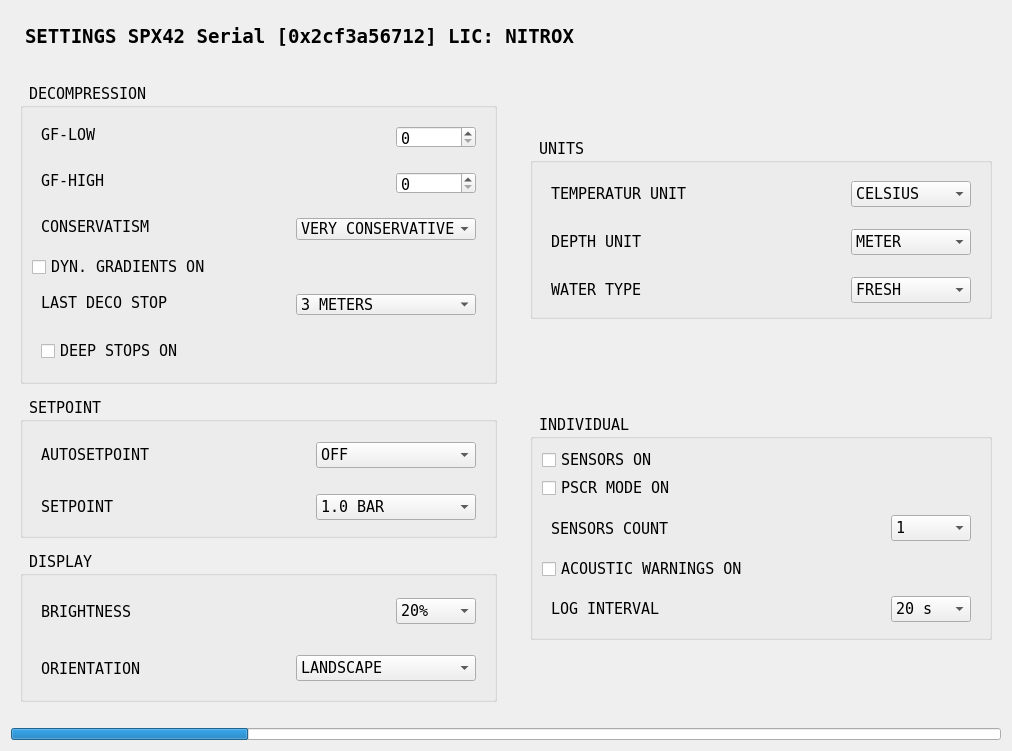
Qt form src/ui/DeviceConfigFragment.ui (dmarc0001/spx42Control) before a commit.
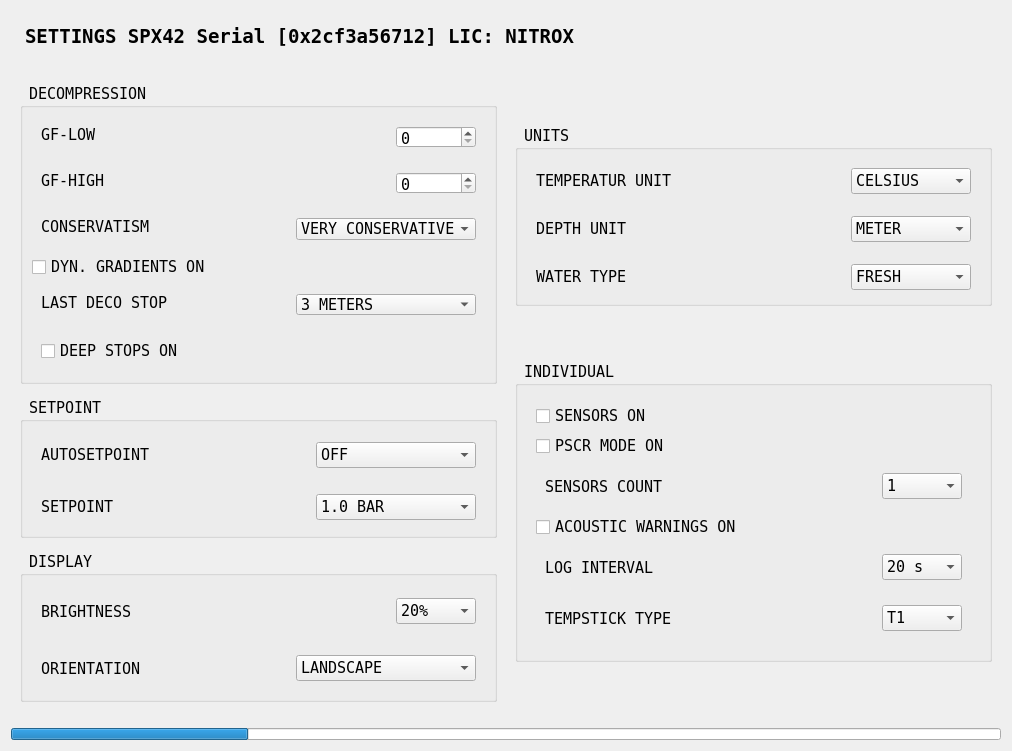
The same form after that commit.

```diff
--- a/src/ui/DeviceConfigFragment.ui
+++ b/src/ui/DeviceConfigFragment.ui
@@ -1019,16 +1019,7 @@
           <height>1024</height>
          </size>
         </property>
-        <layout class="QVBoxLayout" name="rightColumnVerticalLayout">
-         <property name="spacing">
-          <number>24</number>
-         </property>
-         <property name="leftMargin">
-          <number>24</number>
-         </property>
-         <property name="topMargin">
-          <number>0</number>
-         </property>
+        <layout class="QVBoxLayout" name="verticalLayout_11">
          <item>
           <widget class="QGroupBox" name="unitGroupBox">
            <property name="minimumSize">
@@ -1259,6 +1250,12 @@
          </item>
          <item>
           <widget class="QGroupBox" name="individualGroupBox">
+           <property name="sizePolicy">
+            <sizepolicy hsizetype="Preferred" vsizetype="MinimumExpanding">
+             <horstretch>0</horstretch>
+             <verstretch>0</verstretch>
+            </sizepolicy>
+           </property>
            <property name="minimumSize">
             <size>
              <width>350</width>
@@ -1268,7 +1265,7 @@
            <property name="maximumSize">
             <size>
              <width>600</width>
-             <height>225</height>
+             <height>300</height>
             </size>
            </property>
            <property name="statusTip">
@@ -1283,30 +1280,18 @@
            <property name="alignment">
             <set>Qt::AlignLeading|Qt::AlignLeft|Qt::AlignTop</set>
            </property>
-           <layout class="QVBoxLayout" name="individualGroupBoxVerticalLayout">
-            <property name="spacing">
-             <number>0</number>
-            </property>
-            <property name="leftMargin">
-             <number>0</number>
-            </property>
-            <property name="topMargin">
-             <number>0</number>
-            </property>
-            <property name="rightMargin">
-             <number>0</number>
-            </property>
-            <property name="bottomMargin">
-             <number>0</number>
-            </property>
+           <layout class="QVBoxLayout" name="verticalLayout_10">
             <item>
              <widget class="QWidget" name="individualVerticalWidget" native="true">
-              <layout class="QVBoxLayout" name="individualVerticalLayout">
-               <property name="spacing">
-                <number>4</number>
-               </property>
-               <property name="bottomMargin">
-                <number>4</number>
+              <property name="sizePolicy">
+               <sizepolicy hsizetype="Preferred" vsizetype="MinimumExpanding">
+                <horstretch>0</horstretch>
+                <verstretch>0</verstretch>
+               </sizepolicy>
+              </property>
+              <layout class="QVBoxLayout" name="verticalLayout_9">
+               <property name="sizeConstraint">
+                <enum>QLayout::SetMinimumSize</enum>
                </property>
                <item>
                 <widget class="QCheckBox" name="individualSeonsorsOnCheckBox">
@@ -1474,6 +1459,68 @@
                  </layout>
                 </widget>
                </item>
+               <item>
+                <widget class="QWidget" name="individualTempStickHorizontalWidget" native="true">
+                 <property name="minimumSize">
+                  <size>
+                   <width>0</width>
+                   <height>24</height>
+                  </size>
+                 </property>
+                 <property name="maximumSize">
+                  <size>
+                   <width>500</width>
+                   <height>16777215</height>
+                  </size>
+                 </property>
+                 <layout class="QHBoxLayout" name="individualLogIntervalHorizontalLayout_2">
+                  <item>
+                   <widget class="QLabel" name="individualTEmpStickLabel">
+                    <property name="text">
+                     <string>TEMPSTICK TYPE</string>
+                    </property>
+                   </widget>
+                  </item>
+                  <item>
+                   <widget class="QComboBox" name="individualTempStickComboBox">
+                    <property name="minimumSize">
+                     <size>
+                      <width>0</width>
+                      <height>21</height>
+                     </size>
+                    </property>
+                    <property name="maximumSize">
+                     <size>
+                      <width>80</width>
+                      <height>16777215</height>
+                     </size>
+                    </property>
+                    <property name="statusTip">
+                     <string>set the time between measurings (and logentrys)...</string>
+                    </property>
+                    <property name="layoutDirection">
+                     <enum>Qt::LeftToRight</enum>
+                    </property>
+                    <item>
+                     <property name="text">
+                      <string>T1</string>
+                     </property>
+                    </item>
+                    <item>
+                     <property name="text">
+                      <string>T2</string>
+                     </property>
+                    </item>
+                    <item>
+                     <property name="text">
+                      <string>T3</string>
+                     </property>
+                    </item>
+                   </widget>
+                  </item>
+                 </layout>
+                </widget>
+               </item>
               </layout>
              </widget>
             </item>
```
